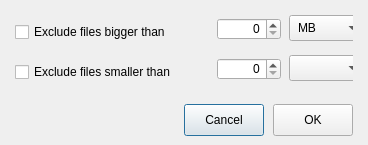
This is Source/MEGASync/gui/macx/SizeLimitDialog.ui in meganz/MEGAsync as Qt 5 draws it before an edit. The edited form follows.
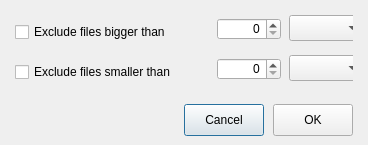
This is the edited form.

Commit message: Remove unused item of combo box

What changed in the file:
```diff
--- a/Source/MEGASync/gui/macx/SizeLimitDialog.ui
+++ b/Source/MEGASync/gui/macx/SizeLimitDialog.ui
@@ -140,11 +140,6 @@
             <height>16777215</height>
            </size>
           </property>
-          <item>
-           <property name="text">
-            <string>MB</string>
-           </property>
-          </item>
          </widget>
         </item>
        </layout>
```
